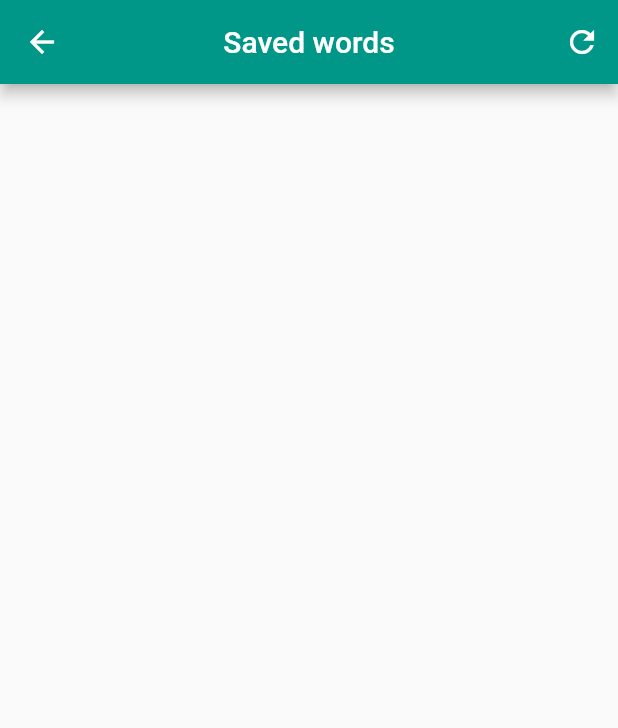
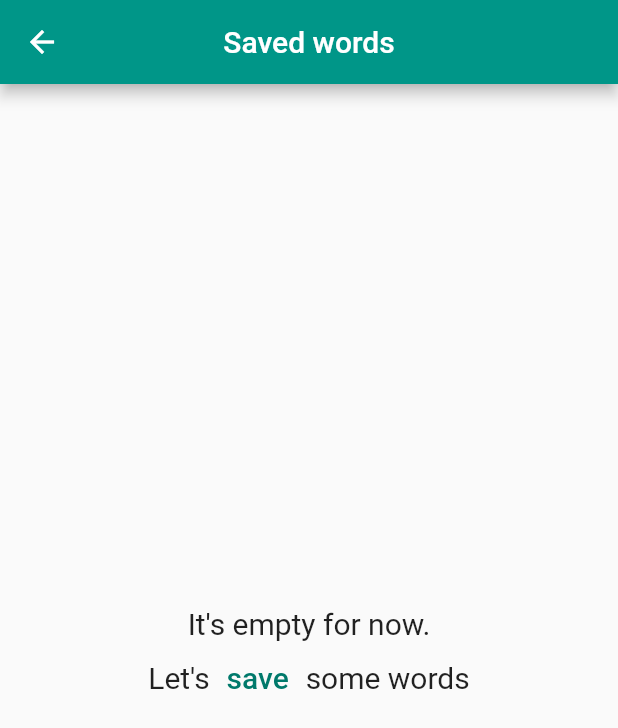
Before and after one commit to SomethingRight/worldofword, a Flutter app: the SavedWordsPage screen opened directly, on a phone screen of 412 x 824 dp. Shown: the top 728 px of the screen. Run offline on Flutter 3.47's test engine with Material 2 defaults, Android fonts, the phone set to English and light mode, and no system bars; our stand-ins replace cloud_firestore, equatable, firebase_auth, firebase_core, flutter_bloc, flutter_slidable and 2 more; accounts and stored records are empty.

Commit message:
slidable is ready. all is working(deleting and refresh)

```diff
--- a/lib/module/saved_words/saved_words_event.dart
+++ b/lib/module/saved_words/saved_words_event.dart
@@ -19,10 +19,10 @@ class AddToSavedList extends SavedWordsEvent {
 }
 
 class RemoveFromSavedList extends SavedWordsEvent {
-  const RemoveFromSavedList({required this.word});
+  const RemoveFromSavedList({required this.translation});
 
-  final WordTranslateModel word;
+  final String  translation;
 
   @override
-  List<Object> get props => [word];
+  List<Object> get props => [translation];
 }
--- a/lib/module/saved_words/saved_words_page.dart
+++ b/lib/module/saved_words/saved_words_page.dart
@@ -1,7 +1,12 @@
+import 'package:cloud_firestore/cloud_firestore.dart';
 import 'package:flutter/material.dart';
 import 'package:flutter_bloc/flutter_bloc.dart';
 import 'package:flutter_slidable/flutter_slidable.dart';
 import 'package:get_it/get_it.dart';
+import 'package:provider/provider.dart';
+import 'package:worldofword/api/firestore/firestore_provider.dart';
+import 'package:worldofword/core/navigation/router.dart';
+import 'package:worldofword/module/home/home_page.dart';
 import 'package:worldofword/module/saved_words/saved_words_bloc.dart';
 
 import '../widgets/word_card.dart';
@@ -16,6 +21,7 @@ class SavedWordsPage extends StatefulWidget {
 }
 
 class _SavedWordsPageState extends State<SavedWordsPage> {
+  FirestoreProviderI fbService = GetIt.I<FirestoreProviderI>();
   late SavedWordsBloc _bloc;
 
   @override
@@ -29,13 +35,6 @@ class _SavedWordsPageState extends State<SavedWordsPage> {
     return Scaffold(
       appBar: AppBar(
         title: Text(widget.title),
-        actions: [
-          IconButton(
-              onPressed: () {
-                _bloc.add(StartSavedList());
-              },
-              icon: const Icon(Icons.refresh))
-        ],
         centerTitle: true,
       ),
       body: Padding(
@@ -43,11 +42,15 @@ class _SavedWordsPageState extends State<SavedWordsPage> {
         child: BlocBuilder<SavedWordsBloc, SavedWordsState>(
           bloc: _bloc,
           builder: (context, state) {
-            debugPrint(state.toString());
             if (state is SavedWordsLoading) {
               return const Center(child: CircularProgressIndicator());
             } else if (state is SavedWordsLoaded) {
-              return SlidableAutoCloseBehavior(
+              if (state.savedList!.isNotEmpty) {
+                return RefreshIndicator(
+                  onRefresh: () async {
+                    _bloc.add(StartSavedList());
+                  },
+                  child: SlidableAutoCloseBehavior(
                     closeWhenTapped: true,
                     child: ListView.builder(
                         shrinkWrap: true,
@@ -60,7 +63,23 @@ class _SavedWordsPageState extends State<SavedWordsPage> {
                                   motion: const ScrollMotion(),
                                   children: [
                                     SlidableAction(
-                                  onPressed: (context) => onTapDelete(index),
+                                      borderRadius: BorderRadius.circular(15),
+                                      onPressed: (context) {
+                                        setState(() {
+                                          _bloc.add(RemoveFromSavedList(
+                                              translation: state
+                                                  .savedList![index].translate!));
+                                        });
+
+                                        ScaffoldMessenger.of(context)
+                                            .showSnackBar(const SnackBar(
+                                                duration:
+                                                    Duration(milliseconds: 400),
+                                                content: Text(
+                                                  'word removed',
+                                                  style: TextStyle(fontSize: 16),
+                                                )));
+                                      },
                                       backgroundColor: Colors.red.shade400,
                                       icon: Icons.delete,
                                       label: 'delete',
@@ -70,21 +89,47 @@ class _SavedWordsPageState extends State<SavedWordsPage> {
                                 child: WordCard(word: state.savedList![index])),
                           );
                         }),
+                  ),
                 );
               }
-            return const Center(
-              child: Text(
-                'You don\'t have saved words',
+              if (state.savedList!.isEmpty) {
+                return Center(
+                  child: Column(
+                    mainAxisAlignment: MainAxisAlignment.center,
+                    // lets save some words
+                    children: [
+                      const Text(
+                        'It\'s empty for now.',
                         style: TextStyle(fontSize: 20),
                       ),
+                      Row(
+                        mainAxisAlignment: MainAxisAlignment.center,
+                        children: [
+                          const Text('Let\'s', style: TextStyle(fontSize: 20)),
+                          TextButton(
+                            onPressed: () {
+                              //Navigator.pushReplacementNamed(context, RouterI.homePage);
+                            },
+                            child: Text(
+                              'save',
+                              style: TextStyle(
+                                  fontSize: 20,
+                                  color: Theme.of(context).primaryColorDark),
+                            ),
+                          ),
+                          const Text('some words',
+                              style: TextStyle(fontSize: 20)),
+                        ],
+                      )
+                    ],
+                  ),
                 );
+              }
+            }
+            return const Offstage();
           },
         ),
       ),
     );
   }
 }
-
-void onTapDelete(int index){
-
-}
--- a/lib/module/saved_words/saved_words_state.dart
+++ b/lib/module/saved_words/saved_words_state.dart
@@ -18,6 +18,8 @@ class SavedWordsLoaded extends SavedWordsState {
 
   @override
   List<Object?> get props => [savedList];
+
 }
 
+
 class SavedWordsError extends SavedWordsState {}
```
Also changed, not shown: lib/api/firestore/firestore_provider.dart (+23 -5 lines), lib/module/saved_words/saved_words_bloc.dart (+6 -6 lines). Lines whose indentation alone changed are shown as unchanged.
